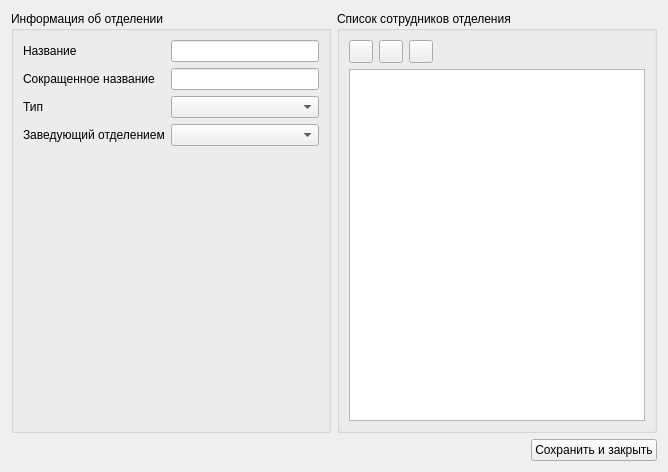
Old version of the form src/departments/departmenteditwidget.ui in the repository megakoko/m-system.
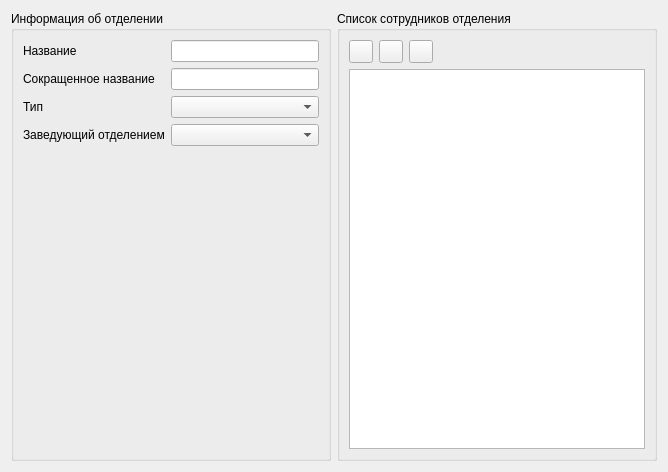
New version of the form.

Commit message: Убрал кнопки "Сохранить и закрыть" из виджетов.

The edit to the form file:
```diff
--- a/src/departments/departmenteditwidget.ui
+++ b/src/departments/departmenteditwidget.ui
@@ -130,30 +130,6 @@
      </item>
     </layout>
    </item>
-   <item>
-    <layout class="QHBoxLayout" name="horizontalLayout">
-     <item>
-      <spacer name="horizontalSpacer">
-       <property name="orientation">
-        <enum>Qt::Horizontal</enum>
-       </property>
-       <property name="sizeHint" stdset="0">
-        <size>
-         <width>40</width>
-         <height>20</height>
-        </size>
-       </property>
-      </spacer>
-     </item>
-     <item>
-      <widget class="QPushButton" name="m_save">
-       <property name="text">
-        <string>Сохранить и закрыть</string>
-       </property>
-      </widget>
-     </item>
-    </layout>
-   </item>
   </layout>
  </widget>
  <resources/>
```
Left out of the diff: 6 changed lines with no effect on the pictures. The commit also changes 7 other files.
